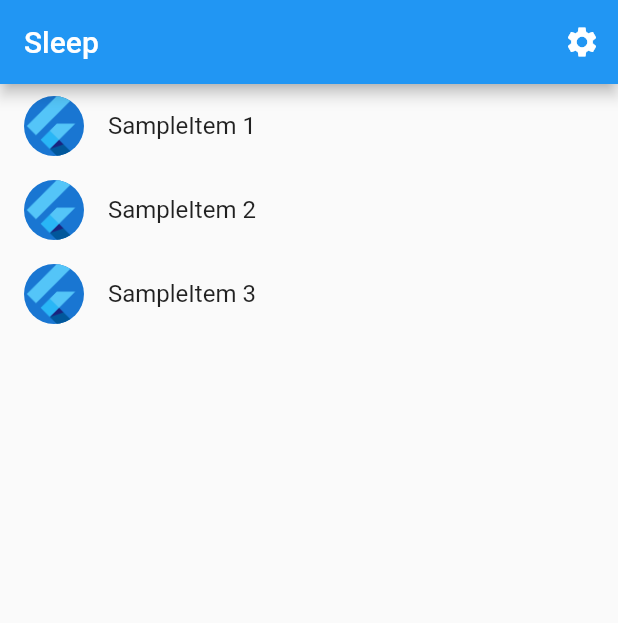
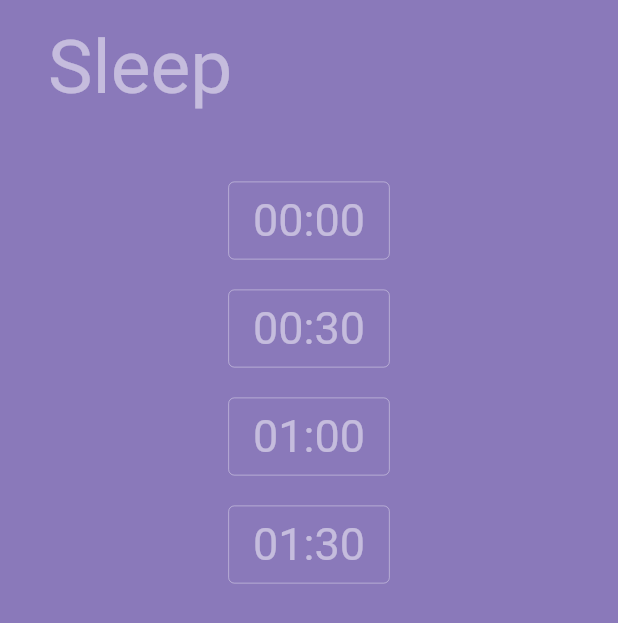
Before and after one commit to fifersheep/sleep, a Flutter app: the screen it shows after launch, on a phone screen of 412 x 824 dp. Shown: the top 623 px of the screen. Run offline on Flutter 3.47's test engine with Material 2 defaults, Android fonts, the phone set to English and light mode, and no system bars; generated files the repository leaves out were written again.

Commit message:
create stubbed layout

```diff
--- a/lib/src/app.dart
+++ b/lib/src/app.dart
@@ -1,40 +1,23 @@
-import 'package:flutter/material.dart';
+import 'package:flutter/widgets.dart';
+import 'package:flutter/services.dart';
 import 'package:flutter_gen/gen_l10n/app_localizations.dart';
 import 'package:flutter_localizations/flutter_localizations.dart';
+import 'package:sleep/src/presentation/colors.dart';
 
-import 'sample_feature/sample_item_details_view.dart';
-import 'sample_feature/sample_item_list_view.dart';
-import 'settings/settings_controller.dart';
-import 'settings/settings_view.dart';
+import 'presentation/content.dart';
 
-/// The Widget that configures your application.
-class MyApp extends StatelessWidget {
-  const MyApp({
+class SleepApp extends StatelessWidget {
+  const SleepApp({
     super.key,
-    required this.settingsController,
   });
-
-  final SettingsController settingsController;
 
   @override
   Widget build(BuildContext context) {
-    // Glue the SettingsController to the MaterialApp.
-    //
-    // The AnimatedBuilder Widget listens to the SettingsController for changes.
-    // Whenever the user updates their settings, the MaterialApp is rebuilt.
-    return AnimatedBuilder(
-      animation: settingsController,
-      builder: (BuildContext context, Widget? child) {
-        return MaterialApp(
-          // Providing a restorationScopeId allows the Navigator built by the
-          // MaterialApp to restore the navigation stack when a user leaves and
-          // returns to the app after it has been killed while running in the
-          // background.
+    SystemChrome.setSystemUIOverlayStyle(
+      const SystemUiOverlayStyle(statusBarColor: ThemeColors.primary),
+    );
+    return WidgetsApp(
       restorationScopeId: 'app',
-
-          // Provide the generated AppLocalizations to the MaterialApp. This
-          // allows descendant Widgets to display the correct translations
-          // depending on the user's locale.
       localizationsDelegates: const [
         AppLocalizations.delegate,
         GlobalMaterialLocalizations.delegate,
@@ -45,41 +28,8 @@ class MyApp extends StatelessWidget {
         Locale('en', ''),
         Locale('ru'),
       ],
-
-          // Use AppLocalizations to configure the correct application title
-          // depending on the user's locale.
-          //
-          // The appTitle is defined in .arb files found in the localization
-          // directory.
-          onGenerateTitle: (BuildContext context) => AppLocalizations.of(context)!.appTitle,
-
-          // Define a light and dark color theme. Then, read the user's
-          // preferred ThemeMode (light, dark, or system default) from the
-          // SettingsController to display the correct theme.
-          theme: ThemeData(),
-          darkTheme: ThemeData.dark(),
-          themeMode: settingsController.themeMode,
-
-          // Define a function to handle named routes in order to support
-          // Flutter web url navigation and deep linking.
-          onGenerateRoute: (RouteSettings routeSettings) {
-            return MaterialPageRoute<void>(
-              settings: routeSettings,
-              builder: (BuildContext context) {
-                switch (routeSettings.name) {
-                  case SettingsView.routeName:
-                    return SettingsView(controller: settingsController);
-                  case SampleItemDetailsView.routeName:
-                    return const SampleItemDetailsView();
-                  case SampleItemListView.routeName:
-                  default:
-                    return const SampleItemListView();
-                }
-              },
-            );
-          },
-        );
-      },
+      color: ThemeColors.primary,
+      builder: (context, child) => const Content(),
     );
   }
 }
--- /dev/null
+++ b/lib/src/presentation/colors.dart
@@ -0,0 +1,38 @@
+// import 'package:flutter/material.dart';
+
+import 'package:flutter/widgets.dart';
+
+class ThemeColors {
+  ThemeColors._();
+
+  static const Color primary = Color(0xFF8A79BA);
+
+  static const Color white = Color(0xFFFFFFFF);
+  static const Color white75 = Color(0xC0FFFFFF);
+  static const Color white50 = Color(0x80FFFFFF);
+  static const Color white25 = Color(0x40FFFFFF);
+
+  static const Color black25 = Color(0x40000000);
+
+  // static const MaterialColor purple = MaterialColor(_purplePrimaryValue, <int, Color>{
+  //   50: Color(0xFFF1EFF7),
+  //   100: Color(0xFFDCD7EA),
+  //   200: Color(0xFFC5BCDD),
+  //   300: Color(0xFFADA1CF),
+  //   400: Color(0xFF9C8DC4),
+  //   500: Color(_purplePrimaryValue),
+  //   600: Color(0xFF8271B3),
+  //   700: Color(0xFF7766AB),
+  //   800: Color(0xFF6D5CA3),
+  //   900: Color(0xFF5A4994),
+  // });
+  // static const int _purplePrimaryValue = 0xFF8A79BA;
+
+  // static const MaterialColor purpleAccent = MaterialColor(_purpleAccentValue, <int, Color>{
+  //   100: Color(0xFFF3F0FF),
+  //   200: Color(_purpleAccentValue),
+  //   400: Color(0xFFA38AFF),
+  //   700: Color(0xFF8F70FF),
+  // });
+  // static const int _purpleAccentValue = 0xFFCBBDFF;
+}
--- /dev/null
+++ b/lib/src/presentation/content.dart
@@ -0,0 +1,46 @@
+import 'package:flutter/widgets.dart';
+import 'package:flutter_gen/gen_l10n/app_localizations.dart';
+import 'package:sleep/src/presentation/colors.dart';
+import 'package:sleep/src/presentation/time_block.dart';
+
+/// Displays a list of SampleItems.
+class Content extends StatelessWidget {
+  const Content({super.key});
+
+  @override
+  Widget build(BuildContext context) {
+    const textStyle = TextStyle(
+      color: ThemeColors.white50,
+    );
+    return SafeArea(
+      child: Container(
+        color: ThemeColors.primary,
+        child: Column(
+          mainAxisSize: MainAxisSize.max,
+          crossAxisAlignment: CrossAxisAlignment.stretch,
+          children: [
+            Padding(
+              padding: const EdgeInsets.symmetric(vertical: 16, horizontal: 32),
+              child: Text(
+                AppLocalizations.of(context)!.appTitle,
+                style: textStyle.copyWith(fontSize: 50),
+              ),
+            ),
+            const SizedBox(height: 30),
+            Column(
+              children: const [
+                TimeBlock("00:00"),
+                SizedBox(height: 20),
+                TimeBlock("00:30"),
+                SizedBox(height: 20),
+                TimeBlock("01:00"),
+                SizedBox(height: 20),
+                TimeBlock("01:30"),
+              ],
+            ),
+          ],
+        ),
+      ),
+    );
+  }
+}
--- /dev/null
+++ b/lib/src/presentation/time_block.dart
@@ -0,0 +1,26 @@
+import 'package:flutter/widgets.dart';
+import 'package:sleep/src/presentation/colors.dart';
+
+class TimeBlock extends StatelessWidget {
+  const TimeBlock(this.text, {super.key});
+
+  final String text;
+
+  @override
+  Widget build(BuildContext context) => Container(
+        decoration: BoxDecoration(
+          border: Border.all(
+            color: ThemeColors.white50,
+            width: 0.5,
+          ),
+          borderRadius: const BorderRadius.all(Radius.circular(4)),
+        ),
+        child: Padding(
+          padding: const EdgeInsets.symmetric(vertical: 8, horizontal: 16),
+          child: Text(
+            text,
+            style: const TextStyle(color: ThemeColors.white50, fontSize: 30),
+          ),
+        ),
+      );
+}
--- a/lib/src/sample_feature/sample_item.dart
+++ /dev/null
@@ -1,6 +0,0 @@
-/// A placeholder class that represents an entity or model.
-class SampleItem {
-  const SampleItem(this.id);
-
-  final int id;
-}
--- a/lib/src/sample_feature/sample_item_list_view.dart
+++ /dev/null
@@ -1,71 +0,0 @@
-import 'package:flutter/material.dart';
-import 'package:flutter_gen/gen_l10n/app_localizations.dart';
-
-import '../settings/settings_view.dart';
-import 'sample_item.dart';
-import 'sample_item_details_view.dart';
-
-/// Displays a list of SampleItems.
-class SampleItemListView extends StatelessWidget {
-  const SampleItemListView({
-    super.key,
-    this.items = const [SampleItem(1), SampleItem(2), SampleItem(3)],
-  });
-
-  static const routeName = '/';
-
-  final List<SampleItem> items;
-
-  @override
-  Widget build(BuildContext context) {
-    return Scaffold(
-      appBar: AppBar(
-        title: Text(AppLocalizations.of(context)?.appTitle ?? ""),
-        actions: [
-          IconButton(
-            icon: const Icon(Icons.settings),
-            onPressed: () {
-              // Navigate to the settings page. If the user leaves and returns
-              // to the app after it has been killed while running in the
-              // background, the navigation stack is restored.
-              Navigator.restorablePushNamed(context, SettingsView.routeName);
-            },
-          ),
-        ],
-      ),
-
-      // To work with lists that may contain a large number of items, it’s best
-      // to use the ListView.builder constructor.
-      //
-      // In contrast to the default ListView constructor, which requires
-      // building all Widgets up front, the ListView.builder constructor lazily
-      // builds Widgets as they’re scrolled into view.
-      body: ListView.builder(
-        // Providing a restorationId allows the ListView to restore the
-        // scroll position when a user leaves and returns to the app after it
-        // has been killed while running in the background.
-        restorationId: 'sampleItemListView',
-        itemCount: items.length,
-        itemBuilder: (BuildContext context, int index) {
-          final item = items[index];
-
-          return ListTile(
-              title: Text('SampleItem ${item.id}'),
-              leading: const CircleAvatar(
-                // Display the Flutter Logo image asset.
-                foregroundImage: AssetImage('assets/images/flutter_logo.png'),
-              ),
-              onTap: () {
-                // Navigate to the details page. If the user leaves and returns to
-                // the app after it has been killed while running in the
-                // background, the navigation stack is restored.
-                Navigator.restorablePushNamed(
-                  context,
-                  SampleItemDetailsView.routeName,
-                );
-              });
-        },
-      ),
-    );
-  }
-}
--- a/lib/src/settings/settings_controller.dart
+++ /dev/null
@@ -1,50 +0,0 @@
-import 'package:flutter/material.dart';
-
-import 'settings_service.dart';
-
-/// A class that many Widgets can interact with to read user settings, update
-/// user settings, or listen to user settings changes.
-///
-/// Controllers glue Data Services to Flutter Widgets. The SettingsController
-/// uses the SettingsService to store and retrieve user settings.
-class SettingsController with ChangeNotifier {
-  SettingsController(this._settingsService);
-
-  // Make SettingsService a private variable so it is not used directly.
-  final SettingsService _settingsService;
-
-  // Make ThemeMode a private variable so it is not updated directly without
-  // also persisting the changes with the SettingsService.
-  late ThemeMode _themeMode;
-
-  // Allow Widgets to read the user's preferred ThemeMode.
-  ThemeMode get themeMode => _themeMode;
-
-  /// Load the user's settings from the SettingsService. It may load from a
-  /// local database or the internet. The controller only knows it can load the
-  /// settings from the service.
-  Future<void> loadSettings() async {
-    _themeMode = await _settingsService.themeMode();
-
-    // Important! Inform listeners a change has occurred.
-    notifyListeners();
-  }
-
-  /// Update and persist the ThemeMode based on the user's selection.
-  Future<void> updateThemeMode(ThemeMode? newThemeMode) async {
-    if (newThemeMode == null) return;
-
-    // Do not perform any work if new and old ThemeMode are identical
-    if (newThemeMode == _themeMode) return;
-
-    // Otherwise, store the new ThemeMode in memory
-    _themeMode = newThemeMode;
-
-    // Important! Inform listeners a change has occurred.
-    notifyListeners();
-
-    // Persist the changes to a local database or the internet using the
-    // SettingService.
-    await _settingsService.updateThemeMode(newThemeMode);
-  }
-}
--- a/lib/src/settings/settings_service.dart
+++ /dev/null
@@ -1,17 +0,0 @@
-import 'package:flutter/material.dart';
-
-/// A service that stores and retrieves user settings.
-///
-/// By default, this class does not persist user settings. If you'd like to
-/// persist the user settings locally, use the shared_preferences package. If
-/// you'd like to store settings on a web server, use the http package.
-class SettingsService {
-  /// Loads the User's preferred ThemeMode from local or remote storage.
-  Future<ThemeMode> themeMode() async => ThemeMode.system;
-
-  /// Persists the user's preferred ThemeMode to local or remote storage.
-  Future<void> updateThemeMode(ThemeMode theme) async {
-    // Use the shared_preferences package to persist settings locally or the
-    // http package to persist settings over the network.
-  }
-}
```
Also changed, not shown: lib/main.dart (+1 -14 lines), lib/src/sample_feature/sample_item_details_view.dart (deleted, +0 -20 lines), lib/src/settings/settings_view.dart (deleted, +0 -51 lines). Lines whose indentation alone changed are shown as unchanged.
